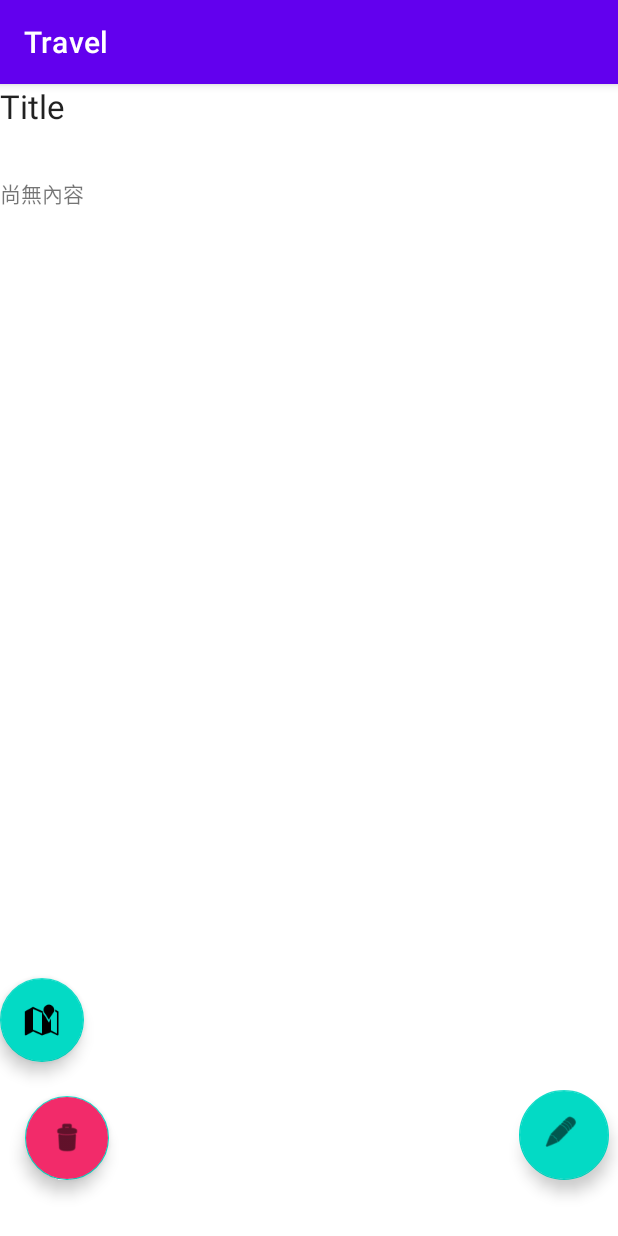
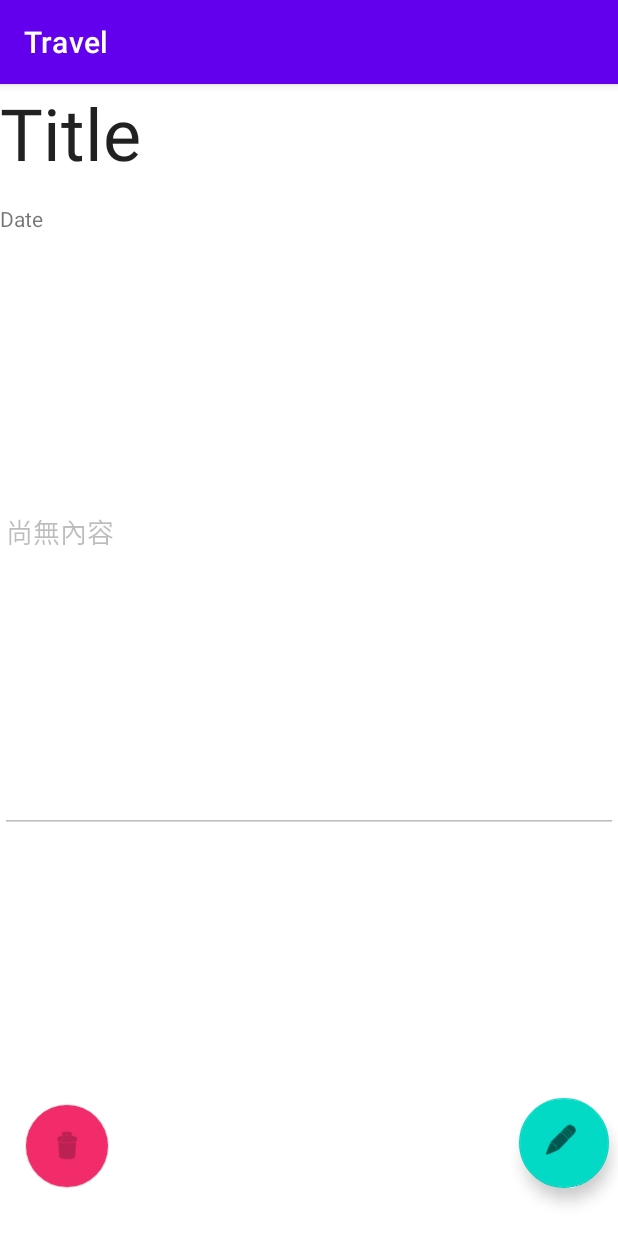
Before and after one commit to YuehSheng/Travel, an Android app: the LocationInfo screen opened directly, with no data from a screen before it, on a phone screen of 412 x 824 dp. Run offline under Robolectric (Android 15) with nearby library versions, the phone set to English and light mode, and no system bars; 4 statements that could not run were skipped.

Commit message:
delete, navigation, editable context

```diff
--- a/app/src/main/java/com/example/travel/LocationInfo.java
+++ b/app/src/main/java/com/example/travel/LocationInfo.java
@@ -2,20 +2,100 @@ package com.example.travel;
 
 import androidx.appcompat.app.AppCompatActivity;
 
+import android.app.AlertDialog;
+import android.content.DialogInterface;
+import android.content.Intent;
+import android.content.SharedPreferences;
 import android.os.Bundle;
+import android.text.Editable;
+import android.view.View;
+import android.widget.EditText;
 import android.widget.TextView;
 
+import com.google.android.material.floatingactionbutton.FloatingActionButton;
+
 public class LocationInfo extends AppCompatActivity {
+
+    AlertDialog.Builder alertDialog;
+    int editMode = 0;
 
     @Override
     protected void onCreate(Bundle savedInstanceState) {
         super.onCreate(savedInstanceState);
+        initRemoveMarkerDialog();
         setContentView(R.layout.activity_location_info);
         TextView title = findViewById(R.id.Info_title);
-        TextView context = findViewById(R.id.Info_context);
+        TextView date = findViewById(R.id.Info_Date);
+        EditText context = findViewById(R.id.Info_context);
 
         Bundle bundle = this.getIntent().getExtras();
-        System.out.println(bundle.getString("Marker"));
-        title.setText(bundle.getString("Marker"));
+        System.out.println(bundle.getString("Title"));
+        title.setText(bundle.getString("Title"));
+        date.setText(bundle.getString("Date"));
+        context.setEditableFactory(Editable.Factory.getInstance());
+        context.setClickable(false);
+        context.setEnabled(false);
+
+        SharedPreferences pref =  getSharedPreferences("Context",MODE_PRIVATE);
+        context.setText(pref.getString(bundle.getString("MarkerID"),"尚無資料."));
+
+        FloatingActionButton del = findViewById(R.id.Delete);
+        del.setOnClickListener(new View.OnClickListener() {
+            @Override
+            public void onClick(View view) {
+                alertDialog.setPositiveButton("YES", new DialogInterface.OnClickListener() {
+                    @Override
+                    public void onClick(DialogInterface dialogInterface, int i) {
+                        Intent intent = new Intent();
+                        intent.setClass(LocationInfo.this,MapsActivity.class);
+                        Bundle bundle = new Bundle();
+                        bundle.putString("delMarker",bundle.getString("MarkerID"));
+                        intent.putExtras(bundle);
+                        startActivity(intent);
+                    }
+                });
+                alertDialog.setNegativeButton("NO", new DialogInterface.OnClickListener() {
+                    @Override
+                    public void onClick(DialogInterface dialogInterface, int i) {
+//                        dialog.dismiss();
+                    }
+                });
+                alertDialog.show();
+            }
+        });
+
+        FloatingActionButton edit = findViewById(R.id.Edit);
+        edit.setOnClickListener(new View.OnClickListener() {
+            @Override
+            public void onClick(View view) {
+                if(editMode == 0){
+                    context.setFocusable(true);
+                    context.setEnabled(true);
+                    context.setClickable(true);
+                    context.setFocusableInTouchMode(true);
+                    editMode = 1;
+                }
+                else{
+                    context.setFocusable(false);
+                    context.setEnabled(false);
+                    context.setClickable(false);
+                    context.setFocusableInTouchMode(false);
+
+                    pref.edit().putString(bundle.getString("MarkerID"),context.getText().toString()).commit();
+
+                    editMode = 0;
+                }
+
+            }
+        });
+
+
+
+    }
+
+    public void initRemoveMarkerDialog(){
+        alertDialog = new AlertDialog.Builder(this);
+        alertDialog.setTitle("刪除內容 !");
+        alertDialog.setMessage("是否確認刪除該點及內容?");
     }
 }
--- a/app/src/main/res/layout/activity_location_info.xml
+++ b/app/src/main/res/layout/activity_location_info.xml
@@ -9,15 +9,23 @@
     <TextView
         android:id="@+id/Info_title"
         android:layout_width="match_parent"
-        android:layout_height="62dp"
+        android:layout_height="80dp"
         android:text="Title"
-        android:textAppearance="@style/TextAppearance.AppCompat.Large" />
+        android:textAppearance="@style/TextAppearance.AppCompat.Large"
+        android:textSize="48sp" />
 
     <TextView
+        android:id="@+id/Info_Date"
+        android:layout_width="match_parent"
+        android:layout_height="wrap_content"
+        android:text="Date" />
+
+    <EditText
         android:id="@+id/Info_context"
         android:layout_width="match_parent"
-        android:layout_height="401dp"
-        android:text="尚無內容" />
+        android:layout_height="400dp"
+        android:text="尚無內容"
+        android:textAlignment="textStart" />
 
     <androidx.constraintlayout.widget.ConstraintLayout
         android:layout_width="422dp"
@@ -31,13 +39,13 @@
             app:layout_constraintBottom_toBottomOf="parent"
             app:layout_constraintEnd_toEndOf="parent"
             app:layout_constraintHorizontal_bias="0.944"
-            app:layout_constraintStart_toEndOf="@+id/delete"
+            app:layout_constraintStart_toEndOf="@+id/Delete"
             app:layout_constraintTop_toTopOf="parent"
             app:layout_constraintVertical_bias="0.848"
             app:srcCompat="@android:drawable/ic_menu_edit" />
 
         <com.google.android.material.floatingactionbutton.FloatingActionButton
-            android:id="@+id/delete"
+            android:id="@+id/Delete"
             app:fabSize="auto"
             app:layout_constraintBottom_toBottomOf="parent"
             app:layout_constraintEnd_toEndOf="parent"
@@ -47,20 +55,11 @@
             android:layout_width="wrap_content"
             android:layout_height="wrap_content"
             android:backgroundTint="#F22B6A"
+            android:enabled="false"
             android:src="@android:drawable/ic_menu_delete"
             app:layout_constraintStart_toStartOf="parent"
             tools:layout_editor_absoluteY="117dp" />
 
-        <com.google.android.material.floatingactionbutton.FloatingActionButton
-            android:id="@+id/Map"
-            android:layout_width="wrap_content"
-            android:layout_height="wrap_content"
-            android:clickable="true"
-            app:layout_constraintBottom_toTopOf="@+id/Edit"
-            app:layout_constraintTop_toTopOf="parent"
-            app:layout_constraintVertical_bias="0.876"
-            app:srcCompat="@android:drawable/ic_dialog_map"
-            tools:layout_editor_absoluteX="350dp" />
     </androidx.constraintlayout.widget.ConstraintLayout>
 
 </LinearLayout>
```
Also changed, not shown: app/src/main/java/com/example/travel/MapsActivity.java (+67 -11 lines), app/src/main/res/layout/navigation.xml (added, +30 -0 lines).
